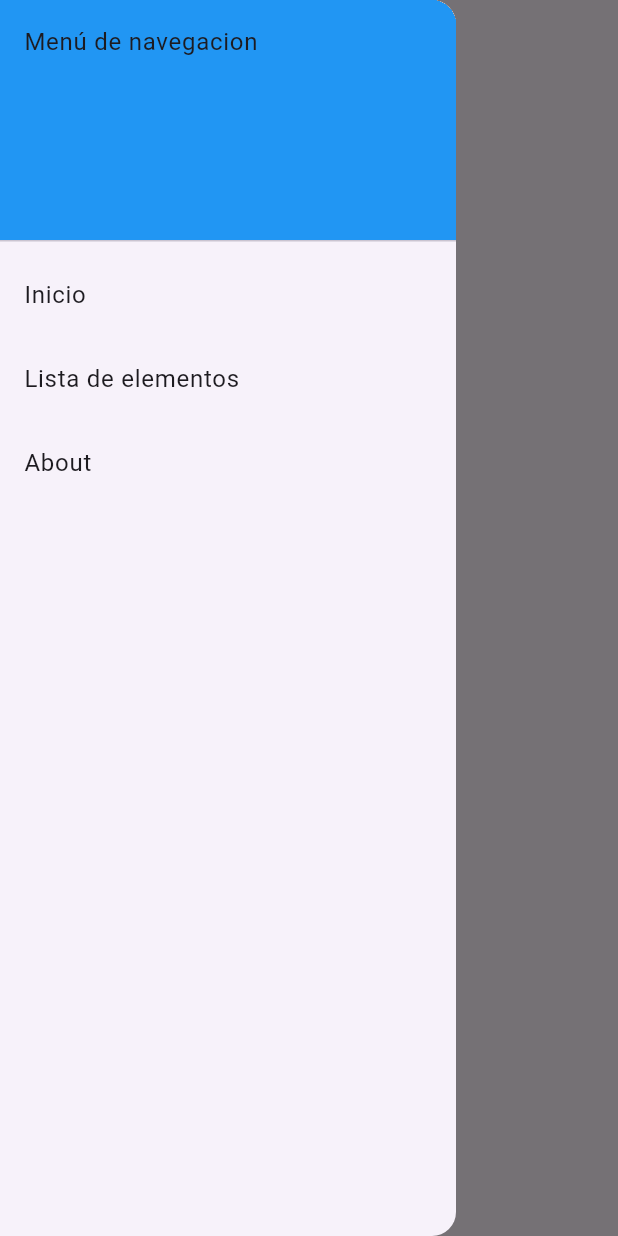
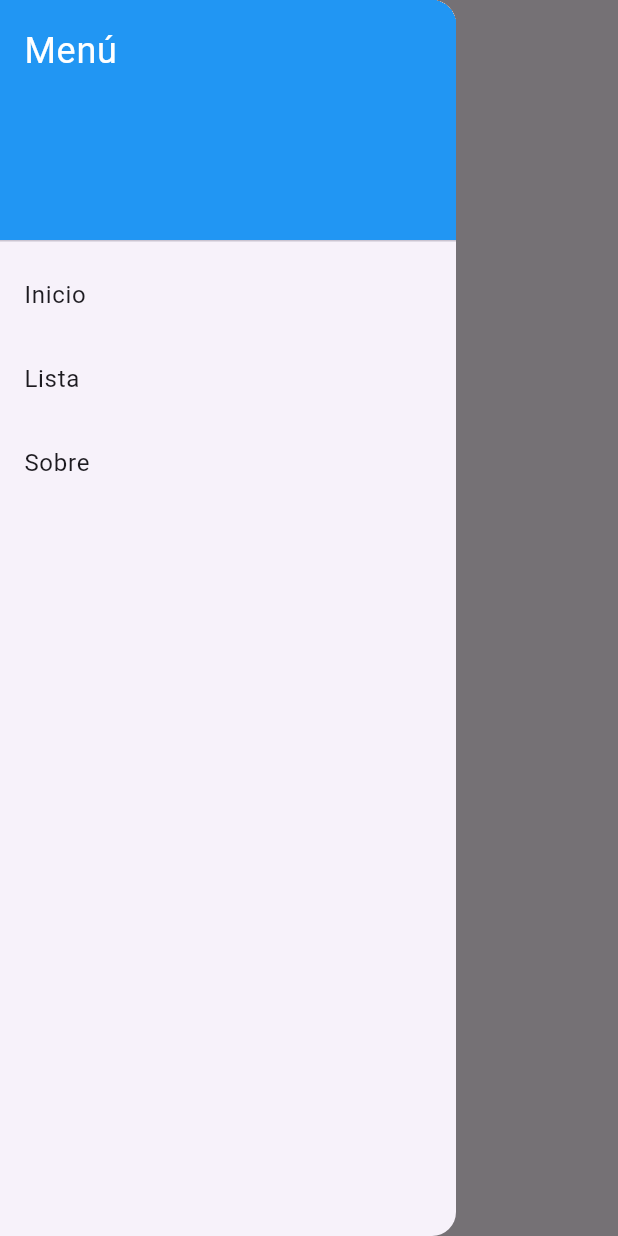
Before and after one commit to Ranafonica/3479A321_2022479036, a Flutter app: the screen it shows after launch, with the side drawer open, on a phone screen of 412 x 824 dp. Run offline on Flutter 3.47's test engine with Material 3 defaults, Android fonts, the phone set to English and light mode, and no system bars; our stand-ins replace logger.

Commit message:
Lab07 Update 24/05 prueba

```diff
--- a/lib/main.dart
+++ b/lib/main.dart
@@ -31,6 +31,7 @@ class MyApp extends StatelessWidget {
       ),
       home: const MyHomePage(title: 'Contador Flutter'),
       routes: {
+        '/': (context) => const MyHomePage(title: 'Contador Flutter'),
         '/list': (context) => ListContent(),
         '/about': (context) => const About(),
       },
--- a/lib/pages/home_page.dart
+++ b/lib/pages/home_page.dart
@@ -16,10 +16,10 @@ class MyHomePage extends StatefulWidget {
   @override
   // ignore: no_logic_in_create_state
   State<MyHomePage> createState() {
-    logger.i('createState llamado');
+    //logger.i('createState llamado');    //logger quitado para evitar warnings
     return _MyHomePageState();
   }
-  //State<MyHomePage> createState() => _MyHomePageState(); //comentado por Warnings de createState
+  //State<MyHomePage> createState() => _MyHomePageState();
 }
 
 class _MyHomePageState extends State<MyHomePage> {
@@ -34,36 +34,36 @@ class _MyHomePageState extends State<MyHomePage> {
 @override
 void initState() {
   super.initState();
-  logger.i('initState');
+  //logger.i('initState');    //logger quitado para evitar warnings
 }
 @override
 void didChangeDependencies() {
   super.didChangeDependencies();
-  logger.i('didChangeDependencies');
+  //logger.i('didChangeDependencies');    //logger quitado para evitar warnings
 }
 
 @override
 void didUpdateWidget(covariant MyHomePage oldWidget) {
   super.didUpdateWidget(oldWidget);
-  logger.i('didUpdateWidget');
+  //logger.i('didUpdateWidget');    //logger quitado para evitar warnings
 }
 
 @override
 void deactivate() {
   super.deactivate();
-  logger.i('deactivate');
+  //logger.i('deactivate');   //logger quitado para evitar warnings
 }
 
 @override
 void dispose() {
   super.dispose();
-  logger.i('dispose');
+  //logger.i('dispose');    //logger quitado para evitar warnings
 }
 
 @override
 void reassemble() {
   super.reassemble();
-  logger.i('reassemble (hot reload)');
+  //logger.i('reassemble (hot reload)');    //logger quitado para evitar warnings
 }
 
 @override
@@ -75,27 +75,25 @@ Widget build(BuildContext context) {
           padding: EdgeInsets.zero,
           children: [
             const DrawerHeader(
-              decoration: BoxDecoration(
-                color: Colors.blue,
-              ),
-              child: Text('Menú de navegacion'),
+              decoration: BoxDecoration(color: Colors.blue),
+              child: Text('Menú', style: TextStyle(color: Colors.white, fontSize: 24)),
             ),
             ListTile(
               title: const Text('Inicio'),
               onTap: () {
-                Navigator.pop(context);
+                Navigator.pushReplacementNamed(context, '/');
               },
             ),
             ListTile(
-              title: const Text('Lista de elementos'),
+              title: const Text('Lista'),
               onTap: () {
-                Navigator.pushNamed(context, '/list');
+                Navigator.pushReplacementNamed(context, '/list');
               },
             ),
             ListTile(
-              title: const Text('About'),
+              title: const Text('Sobre'),
               onTap: () {
-                Navigator.pushNamed(context, '/about');
+                Navigator.pushReplacementNamed(context, '/about');
               },
             ),
           ],
```
